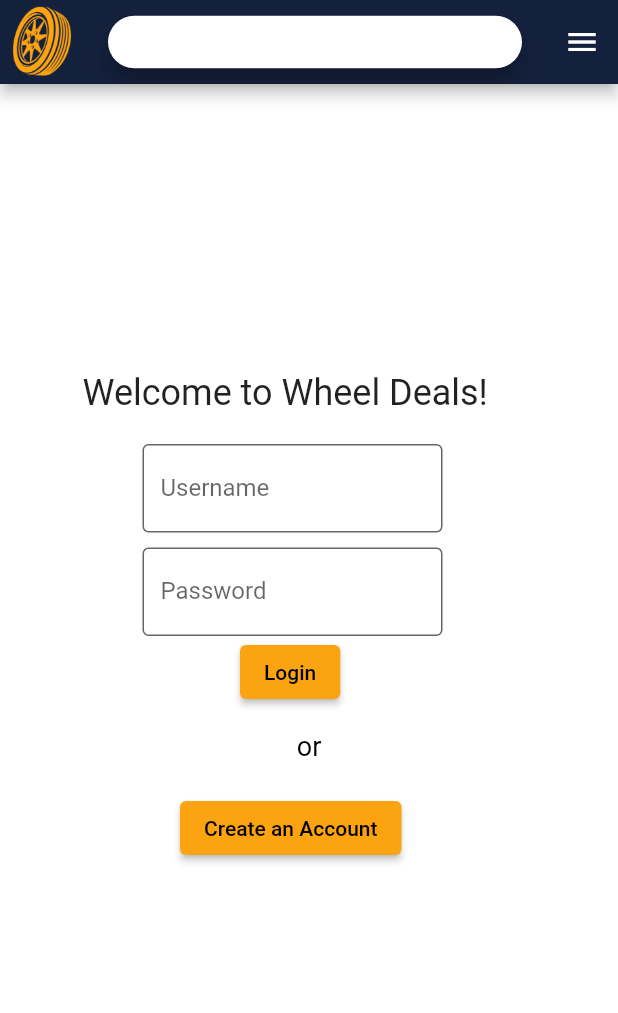
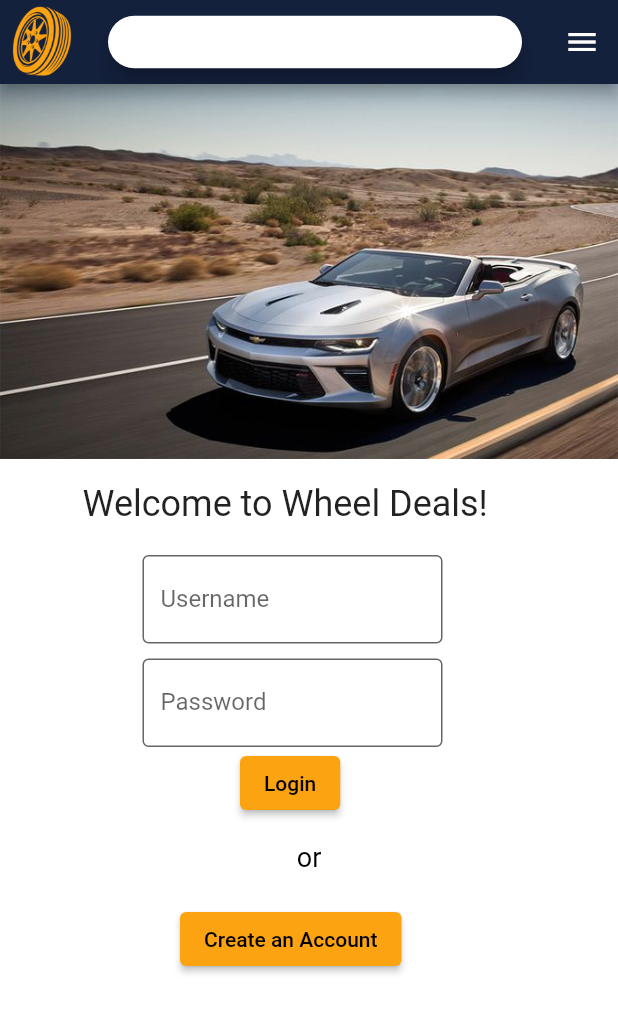
Before and after one commit to OmarAlshafei/WheelDeals, a Flutter app: the screen it shows after launch, on a phone screen of 412 x 824 dp. Shown: the top 1013 px of the screen. Run offline on Flutter 3.47's test engine with Material 2 defaults, Android fonts, the light colour scheme and no system bars; our stand-ins replace carousel_slider, font_awesome_flutter.

Commit message:
login scroll

```diff
--- a/frontend/mobile/lib/screens/HomeScreen.dart
+++ b/frontend/mobile/lib/screens/HomeScreen.dart
@@ -302,7 +302,7 @@ class _MainPageState extends State<MainPage> {
 
     return Container(
         child: SingleChildScrollView(
-          scrollDirection: Axis.vertical,
+          //scrollDirection: Axis.vertical,
           child:
             Column(
                 children: <Widget>[
--- a/frontend/mobile/lib/screens/LoginScreen.dart
+++ b/frontend/mobile/lib/screens/LoginScreen.dart
@@ -124,23 +124,24 @@ class _MainPageState extends State<MainPage> {
   Widget build(BuildContext context) {
     return Container(
         width: 600,
-        margin:const EdgeInsets.only(bottom: 56.0),
+        //margin:const EdgeInsets.only(top: 10.0),
         child:
-        Column(
+            SingleChildScrollView (
+              child: Column(
                 mainAxisAlignment: MainAxisAlignment.center, //Center Column contents vertically,
                 //crossAxisAlignment: CrossAxisAlignment.center, //Center Column contents horizontal
                 crossAxisAlignment: CrossAxisAlignment.stretch,
                 children: <Widget>[
-            // Container(
-            //   margin: const EdgeInsets.only(bottom:16),
-            //
-            //   child: Image.asset(
-            //       'images/chevy_camero.jpg',
-            //       //width: 70000,
-            //       height: 250,
-            //       fit:BoxFit.fill
-            //   ),
-            // ),
+                  Container(
+                    margin: const EdgeInsets.only(bottom:16),
+
+                    child: Image.asset(
+                        'images/chevy_camero.jpg',
+                        //width: 70000,
+                        height: 250,
+                        fit:BoxFit.fill
+                    ),
+                  ),
                   Row(
                     children: [
                       Container(
@@ -315,6 +316,8 @@ class _MainPageState extends State<MainPage> {
                   ),
                 ],
               )
+            )
+
     );
 
   }
```
Lines whose indentation alone changed are shown as unchanged.
